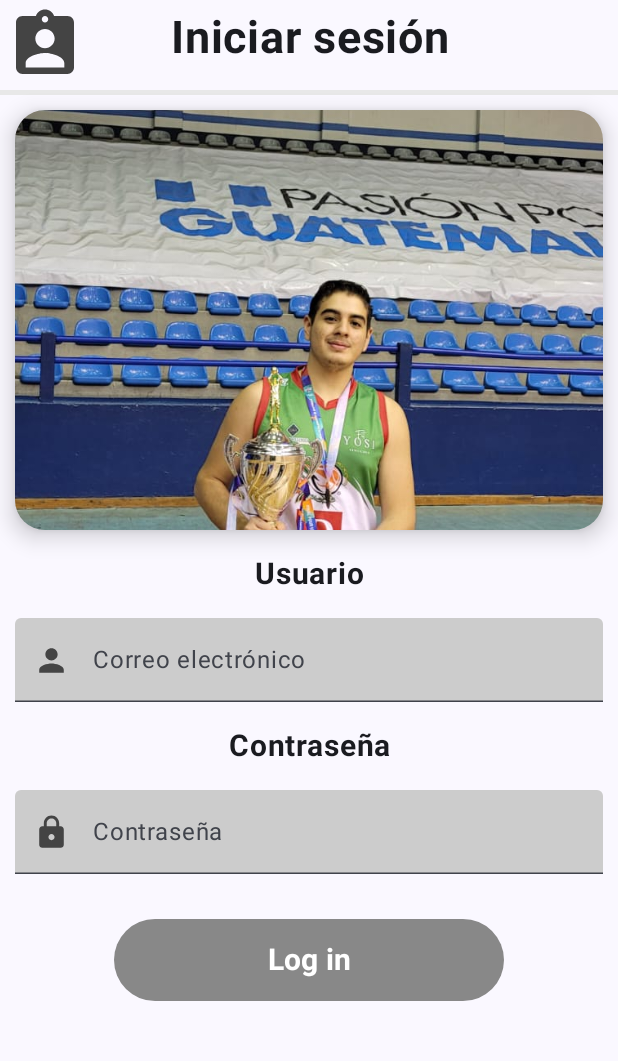
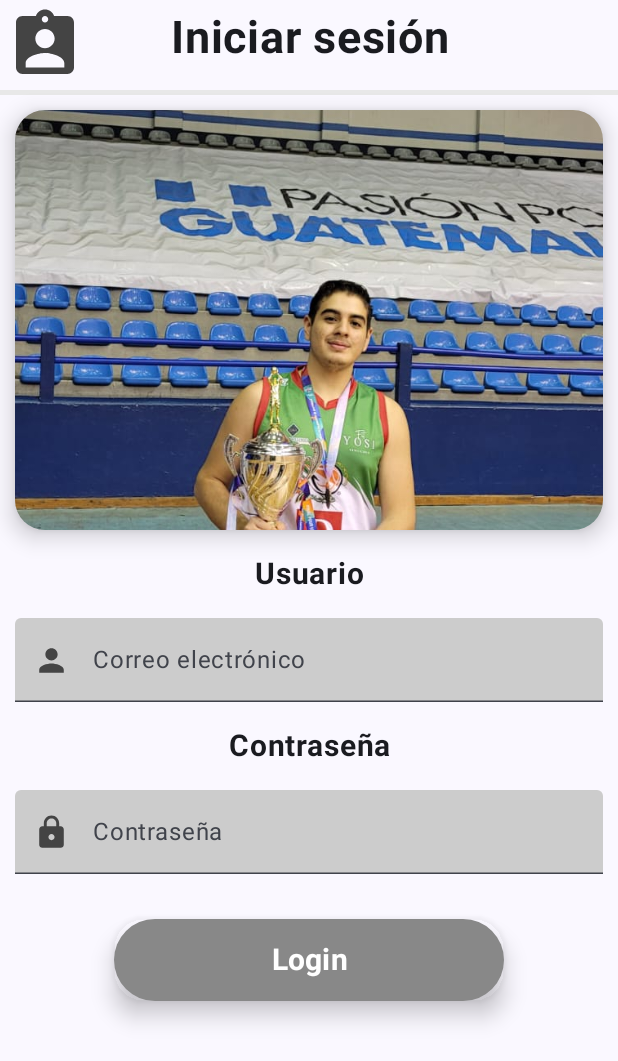
Before and after one commit to SergioAle210/Laboratorio6-Plataformas, an Android app built with Jetpack Compose: the screen it shows after launch (MainActivity), on a phone screen of 412 x 824 dp. Shown: the top 1061 px of the screen. Run offline under Robolectric (Android 15) with nearby library versions, the phone set to English and light mode, and no system bars.

Commit message:
Update for the Lab6

```diff
--- a/app/src/main/java/com/example/migaleria/MainActivity.kt
+++ b/app/src/main/java/com/example/migaleria/MainActivity.kt
@@ -70,6 +70,10 @@ class MainActivity : ComponentActivity() {
             }
         }
     }
+    @Deprecated("Deprecated in Java", ReplaceWith("finishAffinity()"))
+    override fun onBackPressed() {
+        finishAffinity()
+    }
 }
 
 @OptIn(ExperimentalMaterial3Api::class)
@@ -78,8 +82,6 @@ fun CardMenuPrincipal() {
     val context = LocalContext.current
     var text by rememberSaveable { mutableStateOf("") }
     var password by rememberSaveable { mutableStateOf("") }
-    val Correo = "sergioalejandro210@gmail.com"
-    val Contrasena = "123456"
 
     Column (
         modifier = Modifier
@@ -151,7 +153,12 @@ fun CardMenuPrincipal() {
 
             TextField(
                 value = text,
-                onValueChange = { text = it },
+                onValueChange = {
+                    if (it.length <= 10) {
+                        text = it
+                    }
+                    else Toast.makeText(context,"No se pueden ingresar mas de 10 caracteres", Toast.LENGTH_SHORT).show()
+                },
                 label = { Text("Correo electrónico") },
                 modifier = Modifier
                     .fillMaxWidth()
@@ -187,13 +194,18 @@ fun CardMenuPrincipal() {
             )
             TextField(
                 value = password,
-                onValueChange = { password = it },
+                onValueChange = {
+                    if (it.length <= 8) {
+                        password = it
+                    }
+                    else Toast.makeText(context,"No se pueden ingresar mas de 8 caracteres", Toast.LENGTH_SHORT).show()
+                                },
                 label = { Text("Contraseña") },
                 modifier = Modifier
                     .fillMaxWidth()
                     .padding(10.dp),
                 visualTransformation = PasswordVisualTransformation(),
-                keyboardOptions = KeyboardOptions(keyboardType = KeyboardType.Password),
+                keyboardOptions = KeyboardOptions(keyboardType = KeyboardType.Password, imeAction = ImeAction.Go),
                 leadingIcon = ({
                     Icon(
                         painter = painterResource(R.drawable.lock_foreground),
@@ -213,9 +225,8 @@ fun CardMenuPrincipal() {
             )
             Button(
                 onClick = {
-                    if (text == Correo && password == Contrasena) {
+                    if (ValidUser(text, password)) {
                         val intent = Intent(context, MainActivityGaleria::class.java)
-                        intent.addFlags(Intent.FLAG_ACTIVITY_CLEAR_TOP)
                         context.startActivity(intent)
                     }else{
                         Toast.makeText(context, "Usuario o contraseña incorrectos", Toast.LENGTH_SHORT).show()
@@ -224,13 +235,18 @@ fun CardMenuPrincipal() {
                 modifier = Modifier
                     .width(300.dp)
                     .padding(20.dp)
-                    .align(alignment = Alignment.CenterHorizontally),
+                    .align(alignment = Alignment.CenterHorizontally)
+                    .shadow(
+                        elevation = 9.dp,
+                        shape = RoundedCornerShape(20.dp),
+                    ),
                 colors = ButtonDefaults.buttonColors(
                     containerColor = Color.Gray
-                ),
-                content = {
+                )
+            )
+            {
                 Text(
-                        text = "Log in",
+                    text = "Login",
                     textAlign = TextAlign.Center,
                     fontSize = 20.sp,
                     modifier = Modifier
@@ -240,9 +256,20 @@ fun CardMenuPrincipal() {
                     fontWeight = FontWeight.Bold
                 )
             }
-            )
         }
     }
+}
+
+private val usuarios = mapOf(
+    "Sergio2104" to "12345678",
+    "Sergio210" to "123456",
+    "Sergio21" to "12345",
+    "Sergio2" to "1234",
+    "Sergio" to "123",
+)
+
+private fun ValidUser(text: String, text2: String): Boolean {
+    return usuarios[text] == text2
 }
 
 @Preview(
```
Also changed, not shown: app/src/main/java/com/example/migaleria/MainActivityGaleria.kt (+3 -6 lines). Lines whose indentation alone changed are shown as unchanged.
